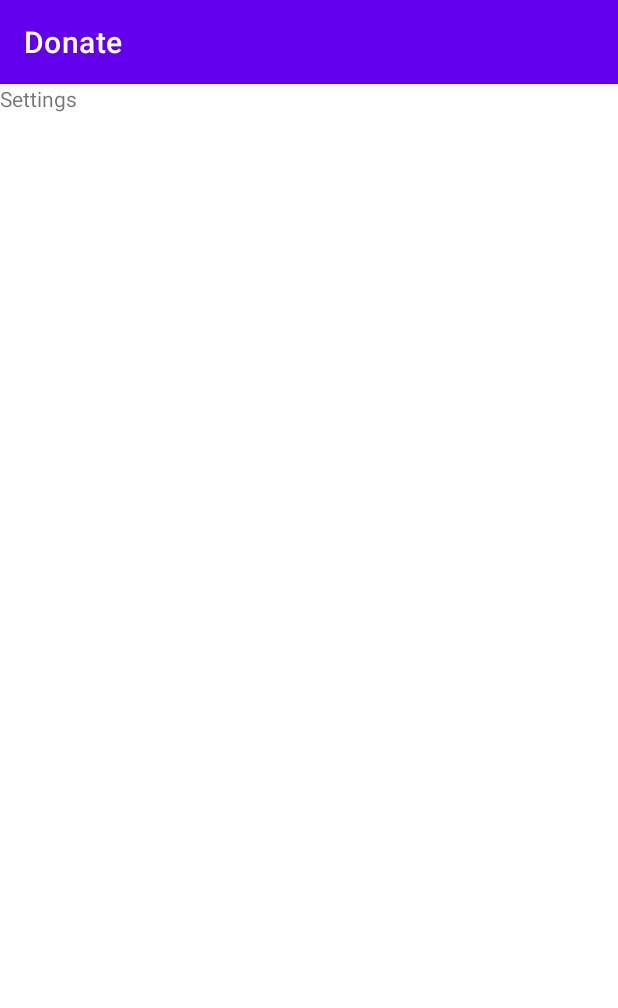
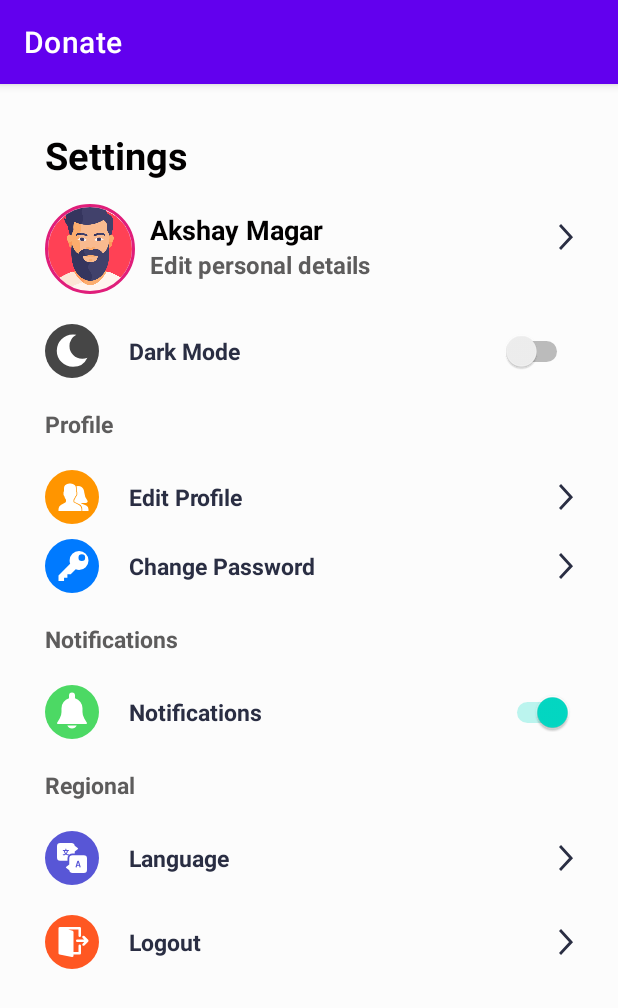
Before and after one commit to akshaymagar2003/Donate, an Android app: the fragment SettingFragment shown on its own in the app's theme, on a phone screen of 412 x 824 dp. Shown: the top 1008 px of the screen. Run offline under Robolectric (Android 15) with nearby library versions, the phone set to English and light mode, and no system bars; our stand-ins replace CircleImageView.

Commit message:
Settings page added

```diff
--- a/app/build.gradle
+++ b/app/build.gradle
@@ -63,5 +63,6 @@ dependencies {
     implementation 'androidx.core:core:1.2.0'
     implementation "androidx.lifecycle:lifecycle-viewmodel:2.4.0"
     implementation "androidx.lifecycle:lifecycle-viewmodel-savedstate:2.4.0"
+    implementation "de.hdodenhof:circleimageview:3.0.0"
 
 }
--- /dev/null
+++ b/app/src/main/res/drawable/ic_dark_mode.xml
@@ -0,0 +1,12 @@
+<vector xmlns:android="http://schemas.android.com/apk/res/android"
+        android:width="36dp"
+        android:height="36dp"
+        android:viewportWidth="36.0"
+        android:viewportHeight="36.0">
+    <path
+        android:pathData="M18,18m-18,0a18,18 0,1 1,36 0a18,18 0,1 1,-36 0"
+        android:fillColor="#464646"/>
+    <path
+        android:pathData="M18.63,28.56a10.5,10.5 0,0 0,9.63 -6.07,8.23 8.23,0 0,1 -3.47,0.69A8.48,8.48 0,0 1,16.32 14.7,8.78 8.78,0 0,1 20.89,7.13 16.1,16.1 0,0 0,18.63 7a10.78,10.78 0,0 0,0 21.56ZM18.63,28.56"
+        android:fillColor="#fff"/>
+</vector>
--- /dev/null
+++ b/app/src/main/res/drawable/ic_edit_password.xml
@@ -0,0 +1,12 @@
+<vector xmlns:android="http://schemas.android.com/apk/res/android"
+        android:width="36dp"
+        android:height="36dp"
+        android:viewportWidth="36.0"
+        android:viewportHeight="36.0">
+    <path
+        android:pathData="M18,18m-18,0a18,18 0,1 1,36 0a18,18 0,1 1,-36 0"
+        android:fillColor="#007aff"/>
+    <path
+        android:pathData="M22.7,8a6.29,6.29 0,0 0,-6.3 6.3,7.76 7.76,0 0,0 0.37,2.22L9,24.3L9,28L12.7,28L12.7,25.78L14.93,25.78L14.93,23.56L17.15,23.56l3.33,-3.33a6.98,6.98 0,0 0,2.22 0.37A6.3,6.3 0,0 0,22.7 8ZM24.55,14.67a2.18,2.18 0,0 1,-2.22 -2.22,2.22 2.22,0 1,1 4.44,0A2.18,2.18 0,0 1,24.56 14.67Z"
+        android:fillColor="#fff"/>
+</vector>
--- /dev/null
+++ b/app/src/main/res/drawable/ic_edit_profile.xml
@@ -0,0 +1,15 @@
+<vector xmlns:android="http://schemas.android.com/apk/res/android"
+        android:width="36dp"
+        android:height="36dp"
+        android:viewportWidth="36.0"
+        android:viewportHeight="36.0">
+    <path
+        android:pathData="M18,18m-18,0a18,18 0,1 1,36 0a18,18 0,1 1,-36 0"
+        android:fillColor="#ff9500"/>
+    <path
+        android:pathData="M22.67,23.3 L19.49,21.7A0.88,0.88 0,0 1,19 20.92L19,19.79c0.08,-0.09 0.16,-0.2 0.24,-0.32a7.63,7.63 0,0 0,0.99 -1.93A1.32,1.32 0,0 0,21 16.33L21,15a1.33,1.33 0,0 0,-0.33 -0.88L20.67,12.35a2.99,2.99 0,0 0,-0.7 -2.17A4.2,4.2 0,0 0,16.67 9a4.2,4.2 0,0 0,-3.3 1.18,2.99 2.99,0 0,0 -0.7,2.17L12.67,14.13a1.33,1.33 0,0 0,-0.33 0.88L12.33,16.33a1.33,1.33 0,0 0,0.5 1.04A7,7 0,0 0,14 19.78v1.1a0.88,0.88 0,0 1,-0.46 0.77L10.57,23.28A3.01,3.01 0,0 0,9 25.92v1.41L24.33,27.33L24.33,25.99A2.99,2.99 0,0 0,22.67 23.3Z"
+        android:fillColor="#fff"/>
+    <path
+        android:pathData="M27.49,23.68l-3.24,-1.4a0.66,0.66 0,0 1,-0.23 -0.26l2.17,0s0.13,0.01 0.32,0.01a3.5,3.5 0,0 0,1.33 -0.24,0.99 0.99,0 0,0 0.41,-1.48A11.04,11.04 0,0 1,26.14 14.77c0,-0.04 -0.13,-4.03 -4.07,-4.06a4.94,4.94 0,0 0,-1.12 0.14A3.6,3.6 0,0 1,21.17 12.38v1.58a1.82,1.82 0,0 1,0.33 1.05v1.33a1.83,1.83 0,0 1,-0.87 1.55,8.1 8.1,0 0,1 -0.98,1.87q-0.08,0.11 -0.15,0.2v0.95a0.37,0.37 0,0 0,0.21 0.34l3.18,1.59a3.49,3.49 0,0 1,1.94 3.14v1.35L29,27.33L29,26.1A2.7,2.7 0,0 0,27.49 23.68Z"
+        android:fillColor="#fff"/>
+</vector>
--- /dev/null
+++ b/app/src/main/res/drawable/ic_languages.xml
@@ -0,0 +1,21 @@
+<vector xmlns:android="http://schemas.android.com/apk/res/android"
+        android:width="36dp"
+        android:height="36dp"
+        android:viewportWidth="36.0"
+        android:viewportHeight="36.0">
+    <path
+        android:pathData="M18,18m-18,0a18,18 0,1 1,36 0a18,18 0,1 1,-36 0"
+        android:fillColor="#5856d6"/>
+    <path
+        android:pathData="M25.85,16.16h-7.53a2.16,2.16 0,0 0,-2.15 2.15v4.09l-1.95,1.39a0.59,0.59 0,0 0,0 0.95l1.98,1.41a2.16,2.16 0,0 0,2.13 1.84h7.53a2.16,2.16 0,0 0,2.15 -2.15v-7.53A2.16,2.16 0,0 0,25.85 16.16ZM23.31,24.39c-0.14,0 -0.25,-0.04 -0.28,-0.16l-0.24,-0.83h-1.44l-0.24,0.83c-0.03,0.12 -0.14,0.16 -0.28,0.16 -0.22,0 -0.51,-0.14 -0.51,-0.34a0.36,0.36 0,0 1,0.01 -0.06l1.21,-3.95a0.51,0.51 0,0 1,0.52 -0.28c0.24,0 0.47,0.09 0.53,0.28l1.21,3.95a0.28,0.28 0,0 1,0.01 0.06C23.83,24.25 23.53,24.39 23.31,24.39ZM23.31,24.39"
+        android:fillColor="#fff"/>
+    <path
+        android:pathData="M21.53,22.75h1.09l-0.55,-1.93ZM21.53,22.75"
+        android:fillColor="#fff"/>
+    <path
+        android:pathData="M14.99,18.31a3.31,3.31 0,0 1,0.73 -2.08,3.14 3.14,0 0,1 -1.8,-0.56 3.14,3.14 0,0 1,-1.8 0.56,0.33 0.33,0 0,1 0,-0.66A2.49,2.49 0,0 0,13.4 15.22,3.15 3.15,0 0,1 12.58,13.4L12.12,13.4a0.33,0.33 0,1 1,0 -0.66L13.59,12.74v-0.8a0.33,0.33 0,1 1,0.66 0v0.8h1.47a0.33,0.33 0,1 1,0 0.66L15.26,13.4a3.15,3.15 0,0 1,-0.83 1.82,2.48 2.48,0 0,0 1.28,0.35 0.33,0.33 0,0 1,0.33 0.31,3.31 3.31,0 0,1 2.26,-0.89h1.53L19.84,13.59L21.79,12.2a0.59,0.59 0,0 0,0 -0.95L19.82,9.84A2.16,2.16 0,0 0,17.69 8L10.15,8A2.16,2.16 0,0 0,8 10.15L8,17.69a2.16,2.16 0,0 0,2.15 2.15L14.99,19.84ZM14.99,18.31"
+        android:fillColor="#fff"/>
+    <path
+        android:pathData="M13.92,14.8a2.5,2.5 0,0 0,0.68 -1.4h-1.36A2.5,2.5 0,0 0,13.92 14.8ZM13.92,14.8"
+        android:fillColor="#fff"/>
+</vector>
--- /dev/null
+++ b/app/src/main/res/drawable/ic_logout.xml
@@ -0,0 +1,15 @@
+<vector xmlns:android="http://schemas.android.com/apk/res/android"
+        android:width="36dp"
+        android:height="36dp"
+        android:viewportWidth="36.0"
+        android:viewportHeight="36.0">
+    <path
+        android:pathData="M18,18m-18,0a18,18 0,1 1,36 0a18,18 0,1 1,-36 0"
+        android:fillColor="#ff5722"/>
+    <path
+        android:pathData="M28.94,16.85a0.84,0.84 0,0 0,-0.18 -0.27l-2.5,-2.5a0.83,0.83 0,1 0,-1.18 1.18l1.08,1.08h-4.66a0.83,0.83 0,1 0,0 1.67h4.66l-1.08,1.08a0.83,0.83 0,1 0,1.18 1.18l2.5,-2.5a0.83,0.83 0,0 0,0.18 -0.27A0.83,0.83 0,0 0,28.94 16.85Z"
+        android:fillColor="#fff"/>
+    <path
+        android:pathData="M23.17,19.67a0.83,0.83 0,0 0,-0.83 0.83v4.17L19,24.67L19,11.33a0.83,0.83 0,0 0,-0.59 -0.8L15.51,9.67h6.82L22.33,13.83a0.83,0.83 0,0 0,1.67 0v-5A0.83,0.83 0,0 0,23.17 8L9.83,8A0.74,0.74 0,0 0,9.75 8.02,0.82 0.82,0 0,0 9.39,8.14C9.38,8.15 9.35,8.15 9.34,8.16S9.33,8.18 9.32,8.18A0.83,0.83 0,0 0,9.1 8.45a0.68,0.68 0,0 0,-0.02 0.07,0.79 0.79,0 0,0 -0.07,0.2 0.52,0.52 0,0 0,0 0.07C9.01,8.8 9,8.82 9,8.83L9,25.5a0.83,0.83 0,0 0,0.67 0.82l8.33,1.67A0.78,0.78 0,0 0,18.17 28a0.83,0.83 0,0 0,0.83 -0.83v-0.83h4.17a0.83,0.83 0,0 0,0.83 -0.83v-5A0.83,0.83 0,0 0,23.17 19.67Z"
+        android:fillColor="#fff"/>
+</vector>
--- /dev/null
+++ b/app/src/main/res/drawable/ic_more.xml
@@ -0,0 +1,11 @@
+<vector xmlns:android="http://schemas.android.com/apk/res/android"
+        android:width="9dp"
+        android:height="17dp"
+        android:viewportWidth="9.879"
+        android:viewportHeight="17.488">
+    <path
+        android:pathData="M0.723,0.69l7.72,8.094 0.046,0.048 -3.857,3.952 -3.909,4"
+        android:strokeColor="#2a2e43"
+        android:fillColor="#00000000"
+        android:strokeWidth="2"/>
+</vector>
--- /dev/null
+++ b/app/src/main/res/drawable/ic_notifications.xml
@@ -0,0 +1,15 @@
+<vector xmlns:android="http://schemas.android.com/apk/res/android"
+        android:width="36dp"
+        android:height="36dp"
+        android:viewportWidth="36.0"
+        android:viewportHeight="36.0">
+    <path
+        android:pathData="M18,18m-18,0a18,18 0,1 1,36 0a18,18 0,1 1,-36 0"
+        android:fillColor="#4cd964"/>
+    <path
+        android:pathData="M27.92,25.24l-1.72,-2.86a8.5,8.5 0,0 1,-1.21 -4.37L25,15.5a7.01,7.01 0,0 0,-5 -6.7L20,7a2,2 0,1 0,-4 0L16,8.8a7.01,7.01 0,0 0,-5 6.7v2.51a8.51,8.51 0,0 1,-1.21 4.37l-1.72,2.86a0.5,0.5 0,0 0,0.43 0.76h19a0.5,0.5 0,0 0,0.43 -0.76Z"
+        android:fillColor="#fff"/>
+    <path
+        android:pathData="M14.85,27a3.48,3.48 0,0 0,6.3 0Z"
+        android:fillColor="#fff"/>
+</vector>
--- /dev/null
+++ b/app/src/main/res/drawable/user_dp.xml
@@ -0,0 +1,5 @@
+<vector android:height="24dp" android:tint="#000000"
+    android:viewportHeight="24" android:viewportWidth="24"
+    android:width="24dp" xmlns:android="http://schemas.android.com/apk/res/android">
+    <path android:fillColor="@android:color/white" android:pathData="M11.99,2c-5.52,0 -10,4.48 -10,10s4.48,10 10,10 10,-4.48 10,-10 -4.48,-10 -10,-10zM15.6,8.34c1.07,0 1.93,0.86 1.93,1.93 0,1.07 -0.86,1.93 -1.93,1.93 -1.07,0 -1.93,-0.86 -1.93,-1.93 -0.01,-1.07 0.86,-1.93 1.93,-1.93zM9.6,6.76c1.3,0 2.36,1.06 2.36,2.36 0,1.3 -1.06,2.36 -2.36,2.36s-2.36,-1.06 -2.36,-2.36c0,-1.31 1.05,-2.36 2.36,-2.36zM9.6,15.89v3.75c-2.4,-0.75 -4.3,-2.6 -5.14,-4.96 1.05,-1.12 3.67,-1.69 5.14,-1.69 0.53,0 1.2,0.08 1.9,0.22 -1.64,0.87 -1.9,2.02 -1.9,2.68zM11.99,20c-0.27,0 -0.53,-0.01 -0.79,-0.04v-4.07c0,-1.42 2.94,-2.13 4.4,-2.13 1.07,0 2.92,0.39 3.84,1.15 -1.17,2.97 -4.06,5.09 -7.45,5.09z"/>
+</vector>
--- a/app/src/main/res/layout/activity_logged_in.xml
+++ b/app/src/main/res/layout/activity_logged_in.xml
@@ -58,7 +58,7 @@
             android:id="@+id/Username"
             android:layout_width="wrap_content"
             android:layout_height="wrap_content"
-            android:layout_marginLeft="95dp"
+            android:layout_marginLeft="110dp"
             android:layout_marginTop="140dp"
             android:gravity="center"
             android:text="TextView"
--- a/app/src/main/res/layout/fragment_setting.xml
+++ b/app/src/main/res/layout/fragment_setting.xml
@@ -1,14 +1,108 @@
 <?xml version="1.0" encoding="utf-8"?>
-<FrameLayout xmlns:android="http://schemas.android.com/apk/res/android"
+<ScrollView
+    xmlns:android="http://schemas.android.com/apk/res/android"
+    xmlns:app="http://schemas.android.com/apk/res-auto"
     xmlns:tools="http://schemas.android.com/tools"
+    tools:context="com.example.donate.Forms.SettingFragment"
     android:layout_width="match_parent"
     android:layout_height="match_parent"
-    tools:context=".Forms.SettingFragment">
+    android:background="@color/contentBodyColor">
 
-    <!-- TODO: Update blank fragment layout -->
-    <TextView
+    <LinearLayout
         android:layout_width="match_parent"
-        android:layout_height="match_parent"
-        android:text="Settings" />
+        android:layout_height="wrap_content"
+        android:orientation="vertical"
+        android:padding="30dp">
 
-</FrameLayout>
+        <TextView
+            style="@style/viewParent.headerText"
+            android:text="Settings" />
+
+        <RelativeLayout
+            android:layout_width="match_parent"
+            android:layout_height="wrap_content">
+
+            <de.hdodenhof.circleimageview.CircleImageView
+                android:id="@+id/profileCircleImageView"
+                android:layout_width="60dp"
+                android:layout_height="60dp"
+                app:civ_border_width="2dp"
+                app:civ_border_color="@color/imageBorderColor"
+                android:src="@drawable/man"
+                android:layout_marginTop="15dp"
+                android:layout_marginRight="10dp"/>
+
+            <TextView
+                android:id="@+id/usernameTextView"
+                style="@style/viewParent.headerText"
+                android:text="Akshay Magar"
+                android:textSize="18sp"
+                android:layout_toRightOf="@id/profileCircleImageView"
+                android:layout_marginTop="20dp"/>
+
+            <TextView
+                style="@style/viewParent.headerText"
+                android:text="Edit personal details"
+                android:textSize="16sp"
+                android:textColor="#5D5C5C"
+                android:layout_below="@id/usernameTextView"
+                android:layout_toRightOf="@id/profileCircleImageView"/>
+
+            <ImageView
+                style="@style/viewParent"
+                android:src="@drawable/ic_more"
+                android:layout_alignParentRight="true"
+                android:layout_centerVertical="true"/>
+
+        </RelativeLayout>
+
+        <Switch
+            android:id="@+id/darkModeSwitch"
+            style="@style/settingsText"
+            android:drawableLeft="@drawable/ic_dark_mode"
+            android:text="Dark Mode" />
+
+        <TextView
+            style="@style/viewParent.headerText.settingsMiniTitle"
+            android:text="Profile"/>
+
+        <TextView
+            style="@style/viewParent.headerText.settingsTextIcon"
+            android:drawableLeft="@drawable/ic_edit_profile"
+            android:text="Edit Profile" />
+
+        <TextView
+            style="@style/viewParent.headerText.settingsTextIcon"
+            android:drawableLeft="@drawable/ic_edit_password"
+            android:layout_marginTop="10dp"
+            android:text="Change Password" />
+
+        <TextView
+            style="@style/viewParent.headerText.settingsMiniTitle"
+            android:text="Notifications"/>
+
+        <Switch
+            style="@style/settingsText"
+            android:checked="true"
+            android:drawableLeft="@drawable/ic_notifications"
+            android:text="Notifications" />
+
+        <TextView
+            style="@style/viewParent.headerText.settingsMiniTitle"
+            android:text="Regional"/>
+
+        <TextView
+            style="@style/viewParent.headerText.settingsTextIcon"
+            android:drawableLeft="@drawable/ic_languages"
+            android:text="Language" />
+
+        <TextView
+            style="@style/viewParent.headerText.settingsTextIcon"
+            android:drawableLeft="@drawable/ic_logout"
+            android:text="Logout" />
+
+
+
+
+    </LinearLayout>
+</ScrollView>
--- a/app/src/main/res/layout/header_layout_drawer.xml
+++ b/app/src/main/res/layout/header_layout_drawer.xml
@@ -11,7 +11,7 @@
         android:layout_width="96dp"
         android:layout_height="96dp"
         android:layout_marginTop="15dp"
-        android:src="@drawable/aboutus"
+        android:src="@drawable/man"
         app:civ_border_color="#FA4C16"
         app:civ_border_width="2dp" />
 
--- a/app/src/main/res/values/colors.xml
+++ b/app/src/main/res/values/colors.xml
@@ -7,4 +7,13 @@
     <color name="teal_700">#FF018786</color>
     <color name="black">#FF000000</color>
     <color name="white">#FFFFFFFF</color>
+    <color name="colorPrimary">#11CFC5</color>
+    <color name="colorPrimaryDark">#000</color>
+    <color name="colorAccent">#FF402D</color>
+
+    <!--colors for light mode-->
+    <color name="contentBodyColor">#FCFCFC</color>
+    <color name="contentTextColor">#020000</color>
+    <color name="imageBorderColor">#E01E7A</color>
+    <color name="miniTitle">#2A2E43</color>
 </resources>
--- a/app/src/main/res/values/dimens.xml
+++ b/app/src/main/res/values/dimens.xml
@@ -1,4 +1,5 @@
 <resources>
     <dimen name="fab_margin">16dp</dimen>
     <dimen name="margin">16dp</dimen>
+    <dimen name="headerTextSize">25sp</dimen>
 </resources>
--- a/app/src/main/res/values/styles.xml
+++ b/app/src/main/res/values/styles.xml
@@ -5,4 +5,49 @@
         <item name="android:layout_height">wrap_content</item>
         <item name="android:textAppearance">@style/TextAppearance.AppCompat.Body1</item>
     </style>
+
+
+
+
+    <style name="AppTheme" parent="Theme.AppCompat.Light.DarkActionBar">
+        <!-- Customize your theme here. -->
+        <item name="colorPrimary">@color/colorPrimary</item>
+        <item name="colorPrimaryDark">@color/colorPrimaryDark</item>
+        <item name="colorAccent">@color/colorAccent</item>
+    </style>
+
+
+    <style name="AppTheme.NoActionBar">
+        <item name="windowActionBar">false</item>
+        <item name="windowNoTitle">true</item>
+    </style>
+
+    <!--styles for education app-->
+    <style name="viewParent">
+        <item name="android:layout_width">wrap_content</item>
+        <item name="android:layout_height">wrap_content</item>
+    </style>
+
+    <style name="viewParent.headerText">
+        <item name="android:textColor">@color/contentTextColor</item>
+        <item name="android:textSize">@dimen/headerTextSize</item>
+        <item name="android:textStyle">bold</item>
+    </style>
+
+    <style name="viewParent.headerText.settingsMiniTitle">
+        <item name="android:textColor">#5D5C5C</item>
+        <item name="android:layout_width">match_parent</item>
+        <item name="android:textSize">15sp</item>
+        <item name="android:layout_marginTop">20dp</item>
+    </style>
+
+    <style name="settingsText" parent="viewParent.headerText.settingsMiniTitle">
+        <item name="android:textColor">@color/miniTitle</item>
+        <item name="android:layout_gravity">center_vertical</item>
+        <item name="android:gravity">center_vertical</item>
+        <item name="android:drawablePadding">20dp</item>
+    </style>
+    <style name="viewParent.headerText.settingsTextIcon" parent="settingsText">
+        <item name="android:drawableRight">@drawable/ic_more</item>
+    </style>
 </resources>
```
Also changed, not shown: app/src/main/res/drawable/man.png (added), app/src/main/res/menu/nav_drawer.xml (line endings or trailing spaces).
